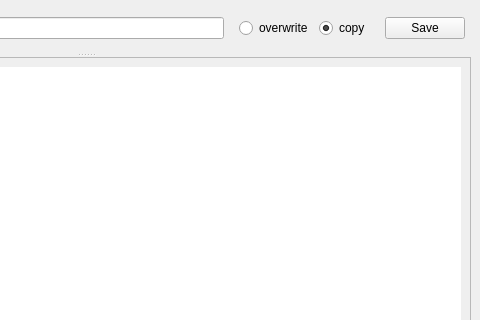
MrSamuelLaw/CNC_TOOLBOX, file CNC_TOOLBOX/gui/mainwindow.ui: the form before one commit; both pictures show x 309 to 789 and y 0 to 320 of the 789 by 671 pixel window.
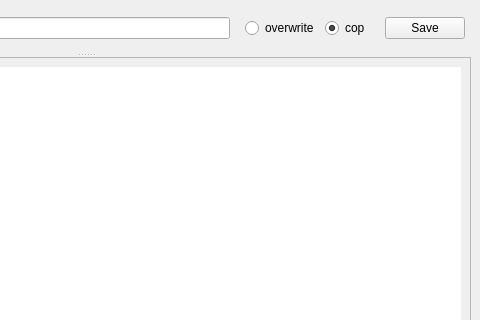
The form after the commit.

```diff
--- a/CNC_TOOLBOX/gui/mainwindow.ui
+++ b/CNC_TOOLBOX/gui/mainwindow.ui
@@ -61,7 +61,7 @@
        <item row="0" column="1">
         <widget class="QRadioButton" name="save_copy">
          <property name="text">
-          <string>copy</string>
+          <string>cop</string>
          </property>
          <property name="checkable">
           <bool>true</bool>
```
Left out of the diff: 6 changed lines with no effect on the pictures.
